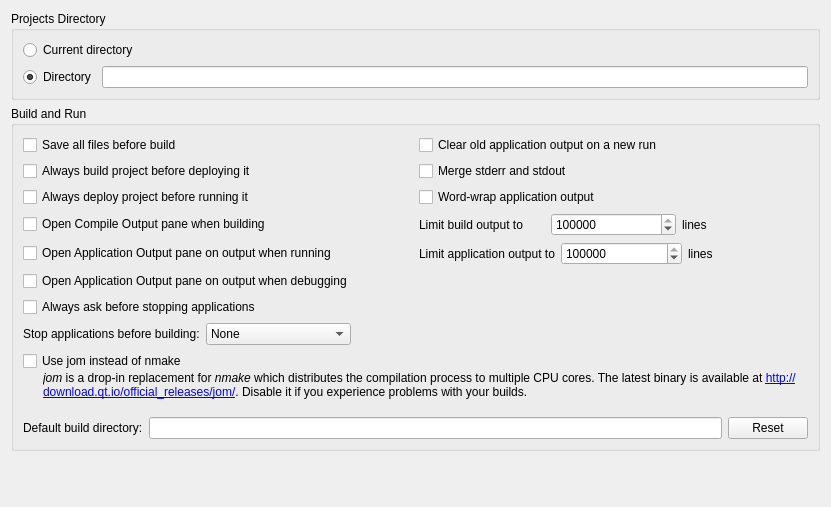
qt-creator/qt-creator, file src/plugins/projectexplorer/projectexplorersettingspage.ui: the form before one commit.
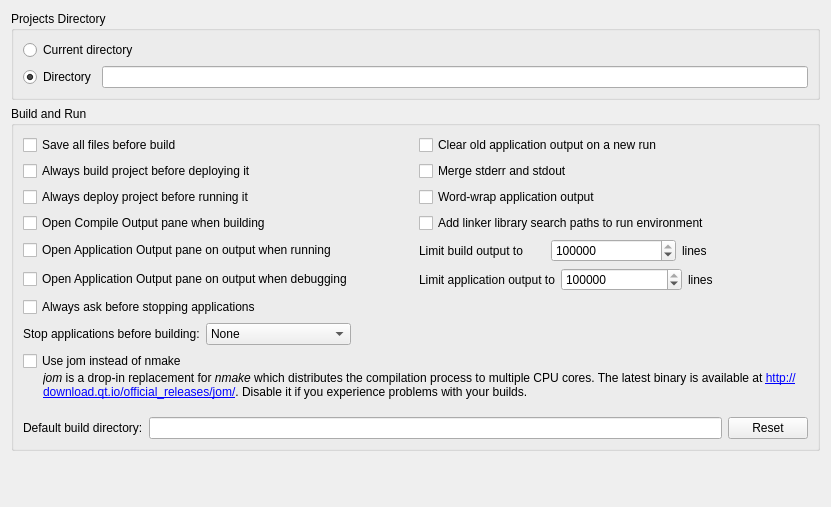
The form after the commit. Custom widgets are drawn as their Qt base class.

Commit message:
Let users set a global default for whether to amend the run environment
... with the paths of libraries used at link time. The value can still
be set per run config.

Task-number: QTCREATORBUG-20240

Patch:
```diff
--- a/src/plugins/projectexplorer/projectexplorersettingspage.ui
+++ b/src/plugins/projectexplorer/projectexplorersettingspage.ui
@@ -97,6 +97,13 @@
         </property>
        </widget>
       </item>
+      <item row="3" column="1">
+       <widget class="QCheckBox" name="addLibraryPathsToRunEnvCheckBox">
+        <property name="text">
+         <string>Add linker library search paths to run environment</string>
+        </property>
+       </widget>
+      </item>
       <item row="3" column="0">
        <widget class="QCheckBox" name="showCompileOutputCheckBox">
         <property name="text">
@@ -104,7 +111,7 @@
         </property>
        </widget>
       </item>
-      <item row="3" column="1">
+      <item row="4" column="1">
        <widget class="QWidget" name="widget" native="true">
         <layout class="QHBoxLayout" name="horizontalLayout">
          <property name="leftMargin">
@@ -159,7 +166,7 @@
         </property>
        </widget>
       </item>
-      <item row="4" column="1">
+      <item row="5" column="1">
        <widget class="QWidget" name="widget_1" native="true">
         <layout class="QHBoxLayout" name="horizontalLayout_5">
          <property name="leftMargin">
```
The commit also changes 5 other files.
